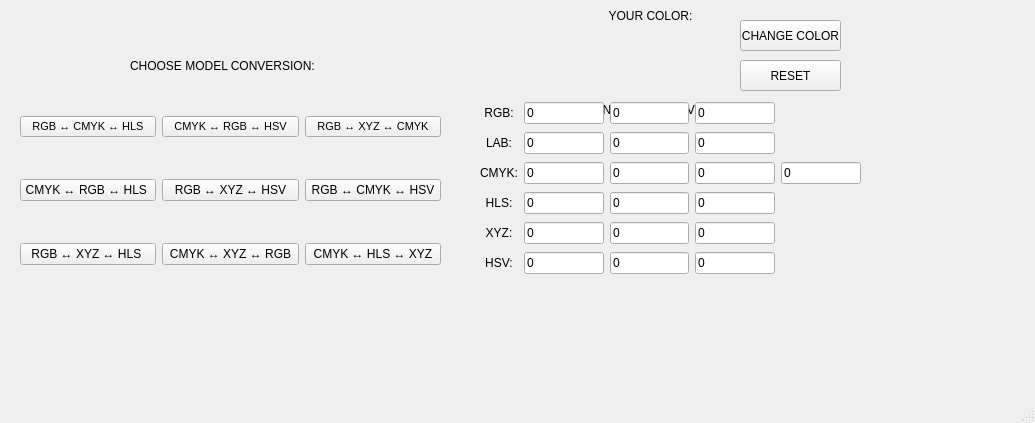
The window that graphics/mainwindow.ui (StanislauH/graphics) describes before a commit, drawn with Qt 5.
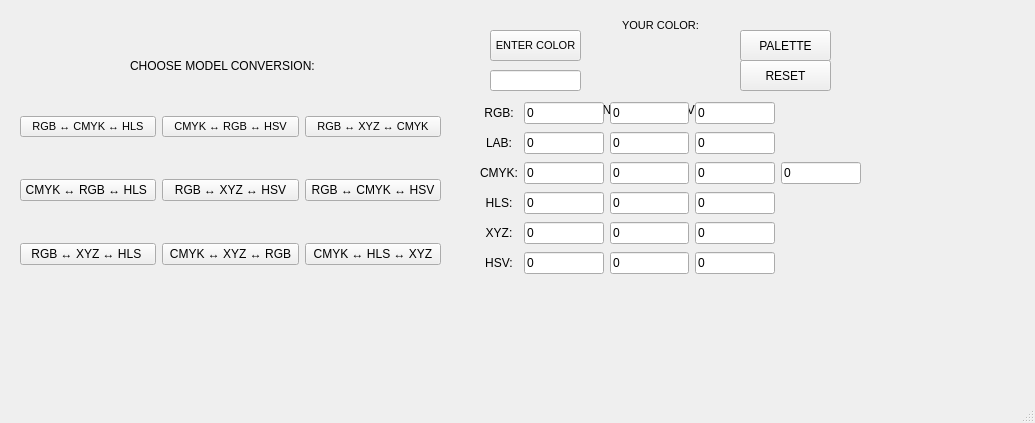
The same window after the commit.

```diff
--- a/graphics/mainwindow.ui
+++ b/graphics/mainwindow.ui
@@ -18,27 +18,27 @@
     <property name="geometry">
      <rect>
       <x>740</x>
-      <y>20</y>
-      <width>101</width>
+      <y>30</y>
+      <width>91</width>
       <height>31</height>
      </rect>
     </property>
     <property name="text">
-     <string>CHANGE COLOR</string>
+     <string>PALETTE</string>
     </property>
    </widget>
    <widget class="QLabel" name="lableMain">
     <property name="geometry">
      <rect>
-      <x>590</x>
-      <y>0</y>
+      <x>600</x>
+      <y>10</y>
       <width>121</width>
       <height>31</height>
      </rect>
     </property>
     <property name="font">
      <font>
-      <pointsize>9</pointsize>
+      <pointsize>8</pointsize>
      </font>
     </property>
     <property name="text">
@@ -414,7 +414,7 @@
      <rect>
       <x>740</x>
       <y>60</y>
-      <width>101</width>
+      <width>91</width>
       <height>31</height>
      </rect>
     </property>
@@ -422,6 +422,42 @@
      <string>RESET</string>
     </property>
    </widget>
+   <widget class="QLineEdit" name="line0">
+    <property name="geometry">
+     <rect>
+      <x>490</x>
+      <y>70</y>
+      <width>91</width>
+      <height>21</height>
+     </rect>
+    </property>
+    <property name="font">
+     <font>
+      <pointsize>9</pointsize>
+     </font>
+    </property>
+    <property name="alignment">
+     <set>Qt::AlignCenter</set>
+    </property>
+   </widget>
+   <widget class="QPushButton" name="pushButton_2">
+    <property name="geometry">
+     <rect>
+      <x>490</x>
+      <y>30</y>
+      <width>91</width>
+      <height>31</height>
+     </rect>
+    </property>
+    <property name="font">
+     <font>
+      <pointsize>8</pointsize>
+     </font>
+    </property>
+    <property name="text">
+     <string>ENTER COLOR</string>
+    </property>
+   </widget>
   </widget>
   <widget class="QStatusBar" name="statusbar"/>
  </widget>
```
